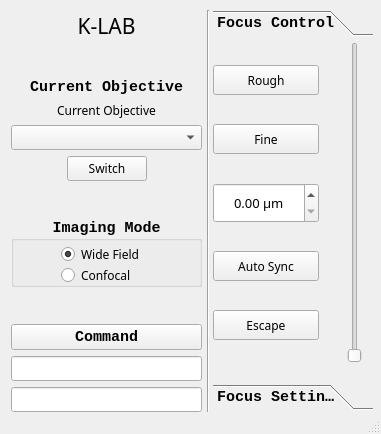
ZhengyiZ/IX83-GUI-Qt, file mainwindow.ui: the form before one commit.
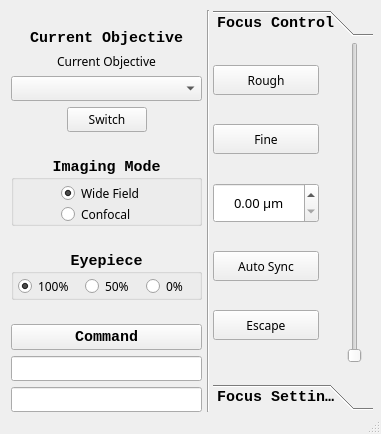
The form after the commit.

Commit message:
polling thread and eyepiece ratio
1. add a polling thread to communicate with external programs to switch imaging mode synchronously;
2. add eyepiece ratio switch;
3. fix the major issue of v2.0.1, which will cause memory leak;
4. add a clickable version label for version information.

```diff
--- a/mainwindow.ui
+++ b/mainwindow.ui
@@ -907,24 +907,6 @@
      </rect>
     </property>
     <layout class="QVBoxLayout" name="verticalLayout_4">
-     <item>
-      <widget class="QLabel" name="KLAB">
-       <property name="font">
-        <font>
-         <family>Fredericka the Great</family>
-         <pointsize>16</pointsize>
-         <weight>50</weight>
-         <bold>false</bold>
-        </font>
-       </property>
-       <property name="text">
-        <string>K-LAB</string>
-       </property>
-       <property name="alignment">
-        <set>Qt::AlignCenter</set>
-       </property>
-      </widget>
-     </item>
      <item>
       <spacer name="verticalSpacer">
        <property name="orientation">
@@ -1162,6 +1144,124 @@
        </property>
       </spacer>
      </item>
+     <item>
+      <widget class="QGroupBox" name="eyeBox">
+       <property name="enabled">
+        <bool>true</bool>
+       </property>
+       <property name="sizePolicy">
+        <sizepolicy hsizetype="Expanding" vsizetype="Preferred">
+         <horstretch>0</horstretch>
+         <verstretch>0</verstretch>
+        </sizepolicy>
+       </property>
+       <property name="minimumSize">
+        <size>
+         <width>0</width>
+         <height>50</height>
+        </size>
+       </property>
+       <property name="font">
+        <font>
+         <family>Consolas</family>
+         <pointsize>11</pointsize>
+         <weight>75</weight>
+         <bold>true</bold>
+        </font>
+       </property>
+       <property name="title">
+        <string>Eyepiece</string>
+       </property>
+       <property name="alignment">
+        <set>Qt::AlignCenter</set>
+       </property>
+       <widget class="QRadioButton" name="eye100">
+        <property name="geometry">
+         <rect>
+          <x>7</x>
+          <y>27</y>
+          <width>61</width>
+          <height>18</height>
+         </rect>
+        </property>
+        <property name="font">
+         <font>
+          <family>微软雅黑</family>
+          <pointsize>9</pointsize>
+          <weight>50</weight>
+          <bold>false</bold>
+         </font>
+        </property>
+        <property name="text">
+         <string>100%</string>
+        </property>
+        <property name="iconSize">
+         <size>
+          <width>0</width>
+          <height>0</height>
+         </size>
+        </property>
+        <property name="checked">
+         <bool>true</bool>
+        </property>
+       </widget>
+       <widget class="QRadioButton" name="eye50">
+        <property name="geometry">
+         <rect>
+          <x>74</x>
+          <y>27</y>
+          <width>51</width>
+          <height>18</height>
+         </rect>
+        </property>
+        <property name="font">
+         <font>
+          <family>微软雅黑</family>
+          <pointsize>9</pointsize>
+          <weight>50</weight>
+          <bold>false</bold>
+         </font>
+        </property>
+        <property name="text">
+         <string>50%</string>
+        </property>
+       </widget>
+       <widget class="QRadioButton" name="eye0">
+        <property name="geometry">
+         <rect>
+          <x>135</x>
+          <y>27</y>
+          <width>51</width>
+          <height>18</height>
+         </rect>
+        </property>
+        <property name="font">
+         <font>
+          <family>微软雅黑</family>
+          <pointsize>9</pointsize>
+          <weight>50</weight>
+          <bold>false</bold>
+         </font>
+        </property>
+        <property name="text">
+         <string>0%</string>
+        </property>
+       </widget>
+      </widget>
+     </item>
+     <item>
+      <spacer name="verticalSpacer_13">
+       <property name="orientation">
+        <enum>Qt::Vertical</enum>
+       </property>
+       <property name="sizeHint" stdset="0">
+        <size>
+         <width>20</width>
+         <height>40</height>
+        </size>
+       </property>
+      </spacer>
+     </item>
      <item>
       <layout class="QVBoxLayout" name="verticalLayout">
        <item>
```
Left out of the diff: 2 changed lines with no effect on the pictures. The commit also changes 11 other files.
